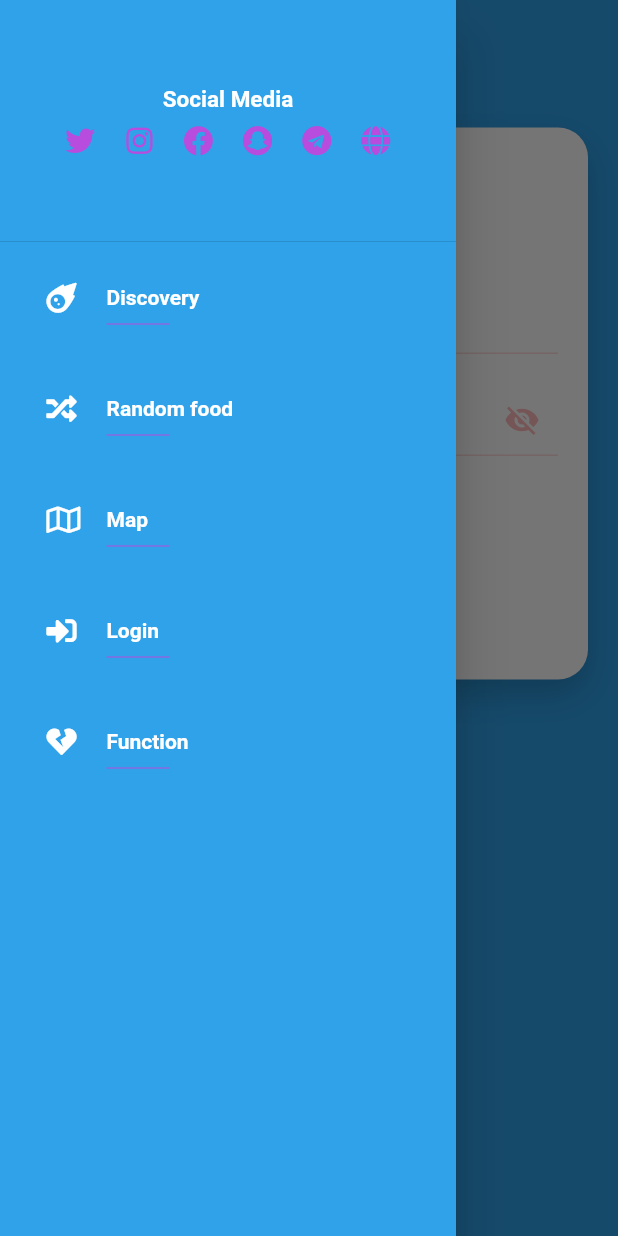
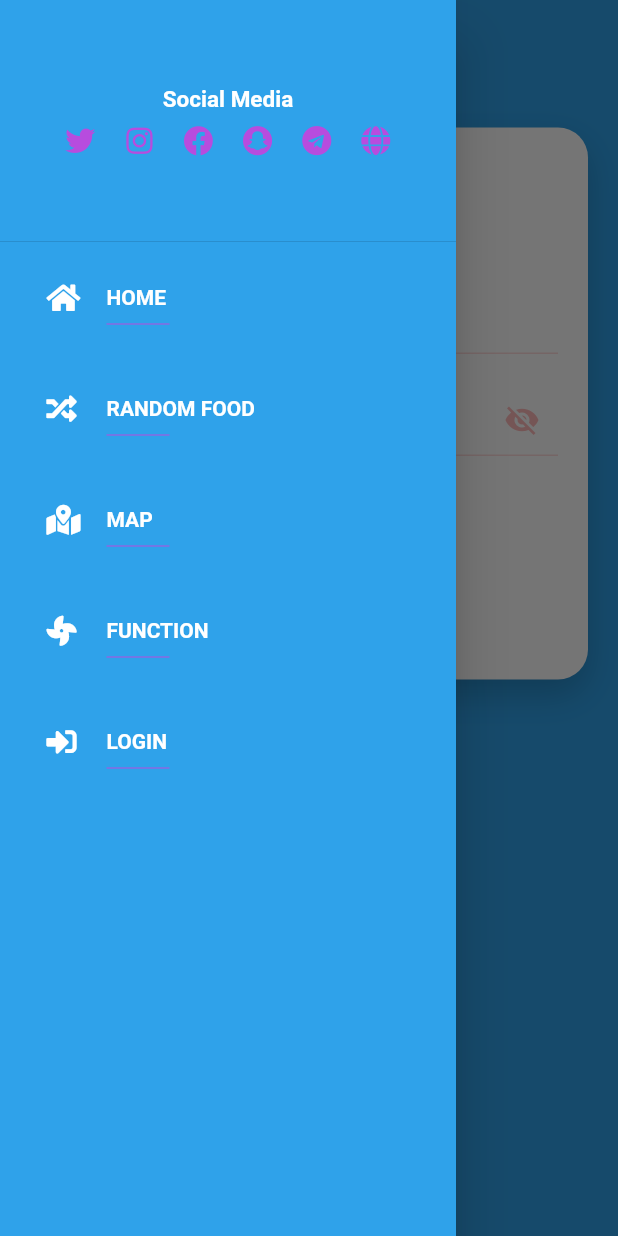
Before and after one commit to Noppharatt/what_to_eat_app, a Flutter app: the screen it shows after launch, with the side drawer open, on a phone screen of 412 x 824 dp. Run offline on Flutter 3.47's test engine with Material 2 defaults, Android fonts, the phone set to English and light mode, and no system bars; our stand-ins replace carousel_slider, flutter_svg, fluttertoast, font_awesome_flutter, geolocator, google_fonts and 3 more; missing offline and left inert: dart:ffi; Roboto replaces fonts that are missing (Poppins).

Commit message:
no message

```diff
--- a/what_to_eat_application/lib/utilities/customDrawer.dart
+++ b/what_to_eat_application/lib/utilities/customDrawer.dart
@@ -92,7 +92,7 @@ class _CustomDrawerState extends State<CustomDrawer> {
                     MaterialPageRoute(builder: (context) => HomePage()));
               },
               child: ListTile(
-                title: _menuItem('Discovery', FontAwesomeIcons.meteor),
+                title: _menuItem('HOME', FontAwesomeIcons.home),
               ),
             ),
             InkWell(
@@ -101,7 +101,7 @@ class _CustomDrawerState extends State<CustomDrawer> {
                     MaterialPageRoute(builder: (context) => CategoriesPage()));
               },
               child: ListTile(
-                title: _menuItem('Random food', FontAwesomeIcons.random),
+                title: _menuItem('RANDOM FOOD', FontAwesomeIcons.random),
               ),
             ),
             // InkWell(
@@ -113,18 +113,27 @@ class _CustomDrawerState extends State<CustomDrawer> {
             //     title: _menuItem('My Account', FontAwesomeIcons.userCircle),
             //   ),
             // ),
-              InkWell(
+            InkWell(
+              onTap: () {
+                Navigator.push(
+                    context,
+                    MaterialPageRoute(
+                        builder: (context) => MapStoreLayoutScreen()));
+
+                //   Navigator.push(context,
+                // MaterialPageRoute(builder: (context) => SimpleUsage()));
+              },
+              child: ListTile(
+                title: _menuItem('MAP', FontAwesomeIcons.mapMarkedAlt),
+              ),
+            ),
+            InkWell(
               onTap: () {
                 Navigator.push(context,
-                    MaterialPageRoute(builder: (context) => MapStoreLayoutScreen()));
-
-                    //   Navigator.push(context,
-                    // MaterialPageRoute(builder: (context) => SimpleUsage()));
-
-
+                    MaterialPageRoute(builder: (context) => BMRlayoutPage()));
               },
               child: ListTile(
-                title: _menuItem('Map', FontAwesomeIcons.map),
+                title: _menuItem('FUNCTION', FontAwesomeIcons.fan),
               ),
             ),
             InkWell(
@@ -133,18 +142,10 @@ class _CustomDrawerState extends State<CustomDrawer> {
                     MaterialPageRoute(builder: (context) => LoginPage()));
               },
               child: ListTile(
-                title: _menuItem('Login', FontAwesomeIcons.signInAlt),
+                title: _menuItem('LOGIN', FontAwesomeIcons.signInAlt),
               ),
             ),
-            InkWell(
-              onTap: () {
-                Navigator.push(context,
-                    MaterialPageRoute(builder: (context) => BMRlayoutPage()));
-              },
-              child: ListTile(
-                title: _menuItem('Function', FontAwesomeIcons.heartBroken),
-              ),
-            ),
+
             // InkWell(
             //   onTap: () {
             //     Navigator.push(
```
Also changed, not shown: what_to_eat_application/assets/icons/google-map.svg (added), what_to_eat_application/assets/icons/red-flag.svg (added), what_to_eat_application/assets/icons/safari.svg (added).
